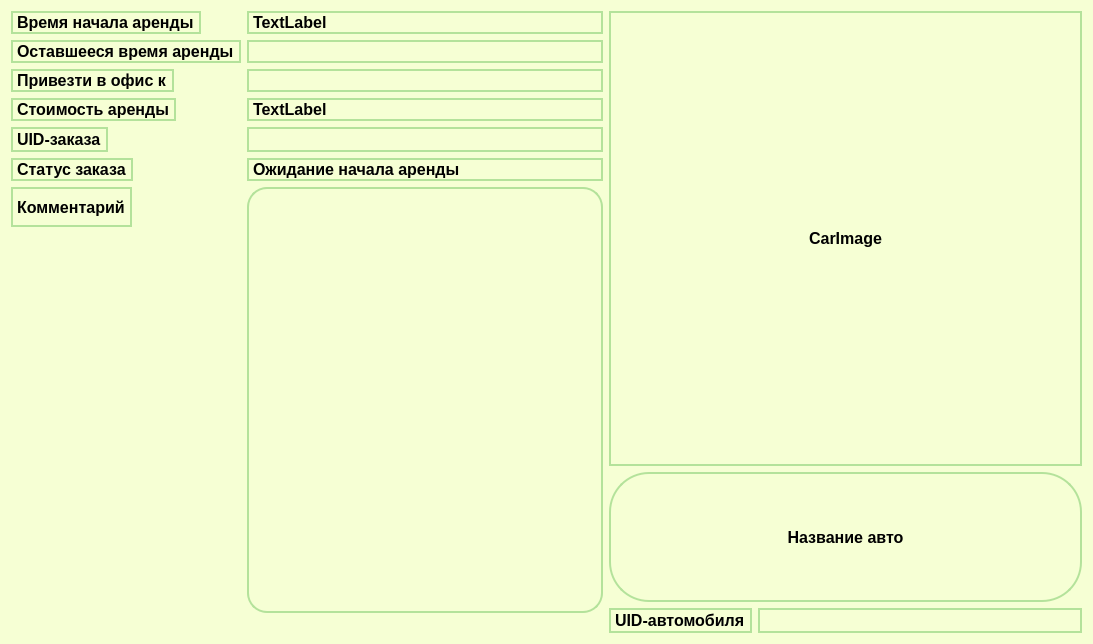
Above: ViewModels/MainApplicationViewModels/NestedViewModels/CabinetViewModels/OpenCarOrderCard/opencarordercardviewmodel.ui from SisAdminNsk/CarRentalClient before the change. Below: the same form after it.
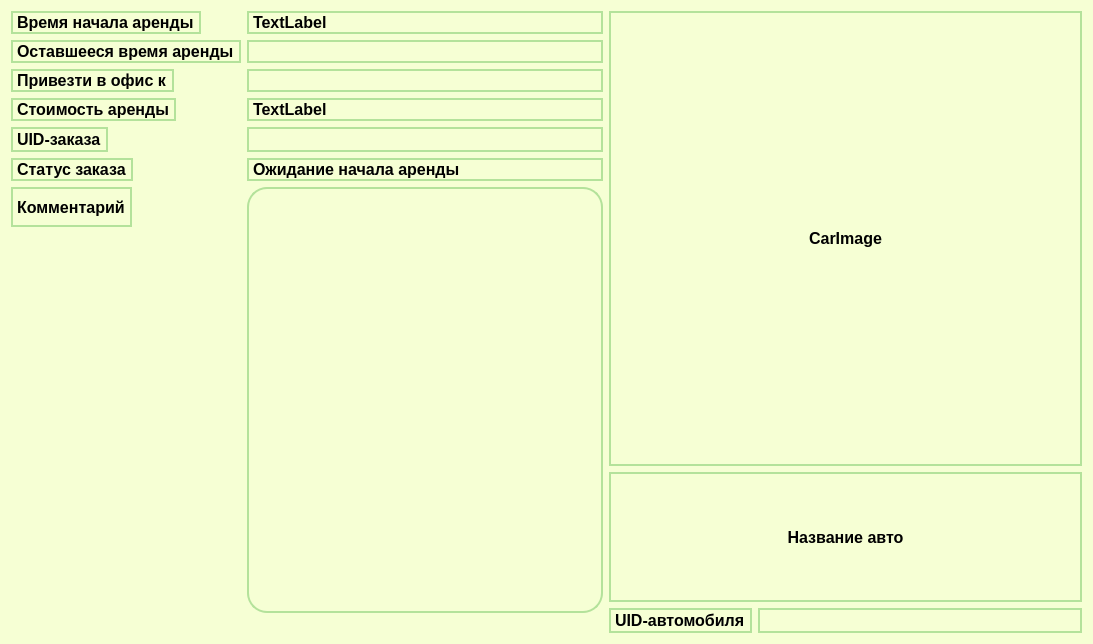
That is the form after the change.

```diff
--- a/ViewModels/MainApplicationViewModels/NestedViewModels/CabinetViewModels/OpenCarOrderCard/opencarordercardviewmodel.ui
+++ b/ViewModels/MainApplicationViewModels/NestedViewModels/CabinetViewModels/OpenCarOrderCard/opencarordercardviewmodel.ui
@@ -304,7 +304,6 @@
 
 QLabel {
 	border: 1.5px solid rgb(180,226,155);
-	border-radius: 40px;
 }</string>
          </property>
          <property name="text">
```
Left out of the diff: 1 changed line with no effect on the pictures.
